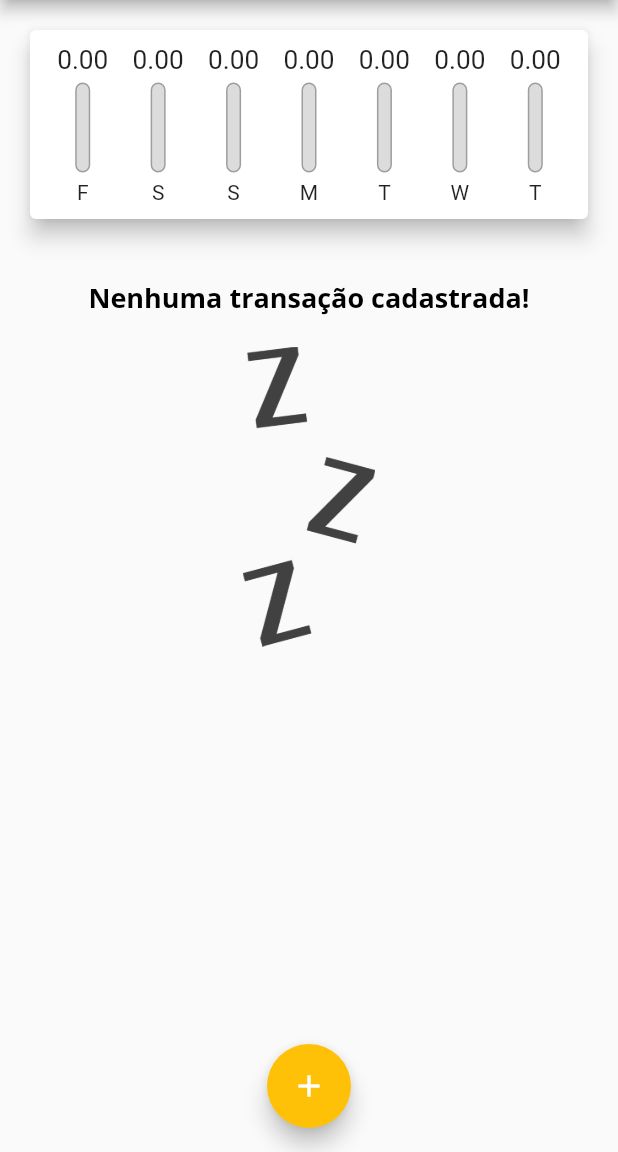
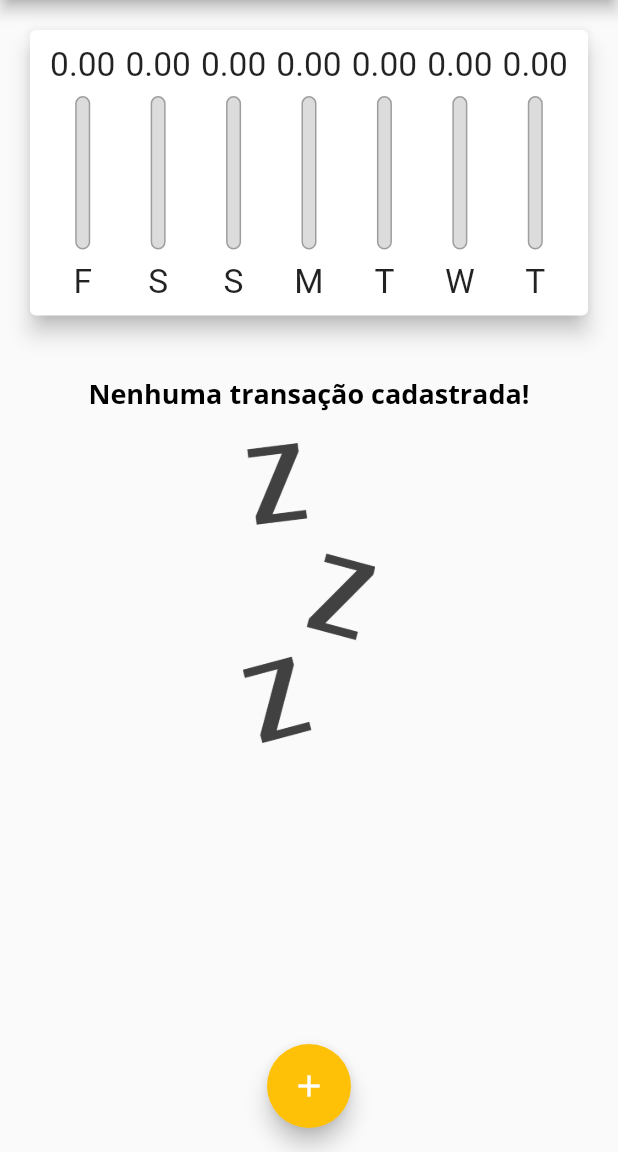
Before and after one commit to reisalazar/App-Expesnes-Flutter, a Flutter app: the screen it shows after launch, on a phone screen of 412 x 824 dp, the part 84-1236 px from its top. Run offline on Flutter 3.47's test engine with Material 2 defaults, Android fonts, the phone set to English and light mode, and no system bars.

Commit message:
LayoutBuilder

```diff
--- a/lib/components/chart_bar.dart
+++ b/lib/components/chart_bar.dart
@@ -1,4 +1,5 @@
 import 'package:flutter/material.dart';
+import 'package:flutter/rendering.dart';
 
 class ChartBar extends StatelessWidget {
   const ChartBar({
@@ -14,17 +15,21 @@ class ChartBar extends StatelessWidget {
 
   @override
   Widget build(BuildContext context) {
+    return LayoutBuilder(
+      builder: (ctx, constraints) {
         return Column(
           children: [
-        Container(
-          height: 20,
+            SizedBox(
+              height: constraints.maxHeight * 0.15,
               child: FittedBox(
                 child: Text('${value!.toStringAsFixed(2)}'),
               ),
             ),
-        const SizedBox(height: 5),
             SizedBox(
-          height: 60,
+              height: constraints.maxHeight * 0.05,
+            ),
+            SizedBox(
+              height: constraints.maxHeight * 0.6,
               width: 10,
               child: Stack(
                 alignment: Alignment.bottomCenter,
@@ -51,9 +56,16 @@ class ChartBar extends StatelessWidget {
                 ],
               ),
             ),
-        const SizedBox(height: 5),
-        Text(label!),
+            SizedBox(
+              height: constraints.maxHeight * 0.05,
+            ),
+            SizedBox(
+              height: constraints.maxHeight * 0.15,
+              child: FittedBox(child: Text(label!)),
+            ),
           ],
+        );
+      },
     );
   }
 }
--- a/lib/main.dart
+++ b/lib/main.dart
@@ -93,8 +93,7 @@ class _MyHomePageState extends State<MyHomePage> {
 
   @override
   Widget build(BuildContext context) {
-    return Scaffold(
-      appBar: AppBar(
+    final appBar = AppBar(
       title: const Text("Personal Expenses"),
       actions: [
         IconButton(
@@ -102,13 +101,25 @@ class _MyHomePageState extends State<MyHomePage> {
           icon: const Icon(Icons.add),
         ),
       ],
-      ),
+    );
+    final availableHeight = MediaQuery.of(context).size.height -
+        appBar.preferredSize.height -
+        MediaQuery.of(context).padding.top;
+
+    return Scaffold(
+      appBar: appBar,
       body: SingleChildScrollView(
         child: Column(
           crossAxisAlignment: CrossAxisAlignment.stretch,
           children: <Widget>[
-            Chart(_recentTransactions),
-            TransactionList(_transactions, _removeTransaction),
+            SizedBox(
+              height: availableHeight * 0.3,
+              child: Chart(_recentTransactions),
+            ),
+            SizedBox(
+              height: availableHeight * 0.7,
+              child: TransactionList(_transactions, _removeTransaction),
+            ),
           ],
         ),
       ),
```
Lines whose indentation alone changed are shown as unchanged.
